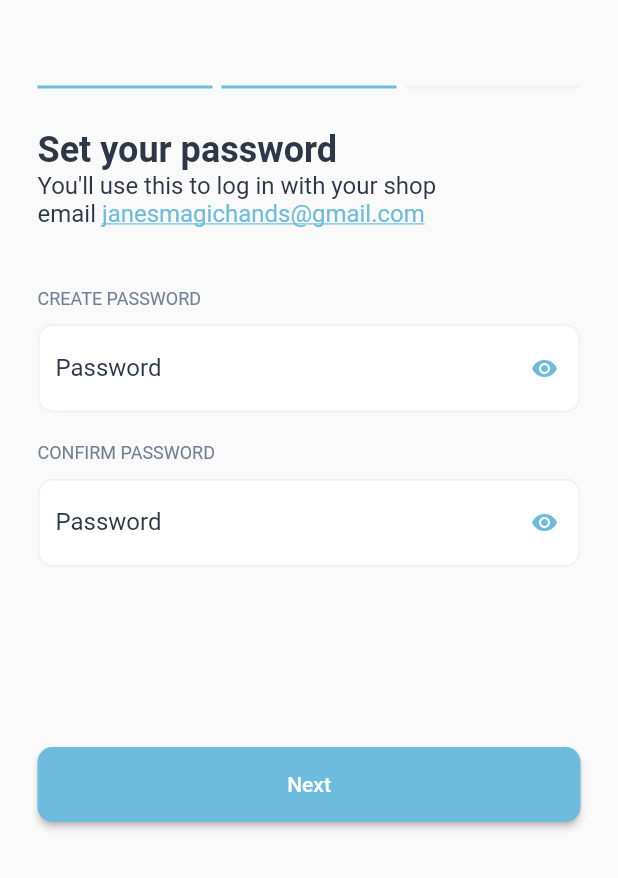
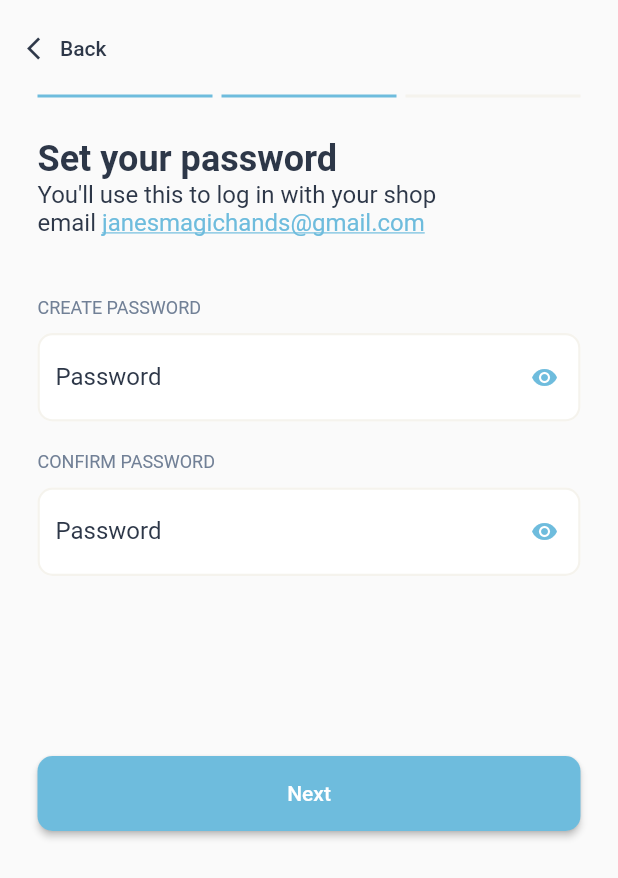
Before and after one commit to desh-woes/Project-Zora, a Flutter app: the RegistrationMerchantPassword screen opened by its route, on a phone screen of 412 x 824 dp. Shown: the top 878 px of the screen. Run offline on Flutter 3.47's test engine with Material 2 defaults, Android fonts, the phone set to English and light mode, and no system bars; our stand-ins replace firebase_auth, firebase_core, firebase_storage, flutter_spinkit, flutter_svg, image_picker and 1 more; accounts and stored records are empty.

```diff
--- a/lib/screens/authentication/register.dart
+++ b/lib/screens/authentication/register.dart
@@ -54,7 +54,8 @@ class _RegisterState extends State<Register> {
               child: ElevatedButton(
                 style: buttonStyle,
                 onPressed: () {
-                  Navigator.pushNamed(context, "/registrationMerchantInformation");
+                  Navigator.pushNamed(
+                      context, "/registrationMerchantInformation");
                 },
                 child: Text("Sign up with Email"),
               ),
--- a/lib/screens/registration_flow/merchant_information.dart
+++ b/lib/screens/registration_flow/merchant_information.dart
@@ -135,7 +135,8 @@ class RegistrationMerchantInformation extends StatelessWidget {
                   style: buttonStyle,
                   onPressed: () {
                     if (_formKey.currentState.validate()) {
-                      Navigator.pushNamed(context, "/registrationMerchantPassword");
+                      Navigator.pushNamed(
+                          context, "/registrationMerchantPassword");
                     }
                   },
                   child: Text("Next"),
--- a/lib/screens/registration_flow/merchant_password.dart
+++ b/lib/screens/registration_flow/merchant_password.dart
@@ -41,8 +41,34 @@ class _RegistrationMerchantPasswordState
   @override
   Widget build(BuildContext context) {
     return Scaffold(
+      appBar: AppBar(
+        automaticallyImplyLeading: false,
+        title: Row(
+          mainAxisAlignment: MainAxisAlignment.start,
+          crossAxisAlignment: CrossAxisAlignment.end,
+          children: [
+            Container(
+              width: 30,
+              height: 25,
+              child: IconButton(
+                iconSize: 18,
+                onPressed: () => Navigator.pop(context),
+                icon: Icon(Icons.arrow_back_ios, color: fontType),
+              ),
+            ),
+            Text(
+              "Back",
+              style: TextStyle(fontSize: 14, color: fontType),
+              textAlign: TextAlign.left,
+            ),
+          ],
+        ),
+        elevation: 0.0,
+        titleSpacing: 10.0,
+        centerTitle: false,
+      ),
       body: Padding(
-        padding: const EdgeInsets.only(top: 50.0, left: 25.0, right: 25.0),
+        padding: const EdgeInsets.only(top: 0.0, left: 25.0, right: 25.0),
         child: Form(
           key: _formKey,
           child: ListView(
--- a/lib/screens/registration_flow/merchant_profile_pic.dart
+++ b/lib/screens/registration_flow/merchant_profile_pic.dart
@@ -82,12 +82,14 @@ class _RegistrationProfilePicState extends State<RegistrationProfilePic> {
                 ),
               ),
               Padding(padding: const EdgeInsets.all(20)),
-              ProfilePic(imagePath: defaultImageUrl,
+              ProfilePic(
+                imagePath: defaultImageUrl,
                 press: (String val) {
                   setState(() {
                     defaultImageUrl = val;
                   });
-                },)
+                },
+              )
             ],
           ),
         ),
--- a/lib/shared/constants.dart
+++ b/lib/shared/constants.dart
@@ -13,7 +13,6 @@ final ButtonStyle buttonStyle = ButtonStyle(
       borderRadius: BorderRadius.circular(10.0),
     )));
 
-
 final InputDecoration registrationInputDecoration = InputDecoration(
     enabledBorder: OutlineInputBorder(
       borderRadius: BorderRadius.all(Radius.circular(10)),
```
Also changed, not shown: lib/home_page.dart (deleted, +0 -25 lines), lib/main.dart (+16 -18 lines), lib/sign_in_page.dart (deleted, +0 -41 lines), lib/shared/loading.dart (line endings or trailing spaces).
